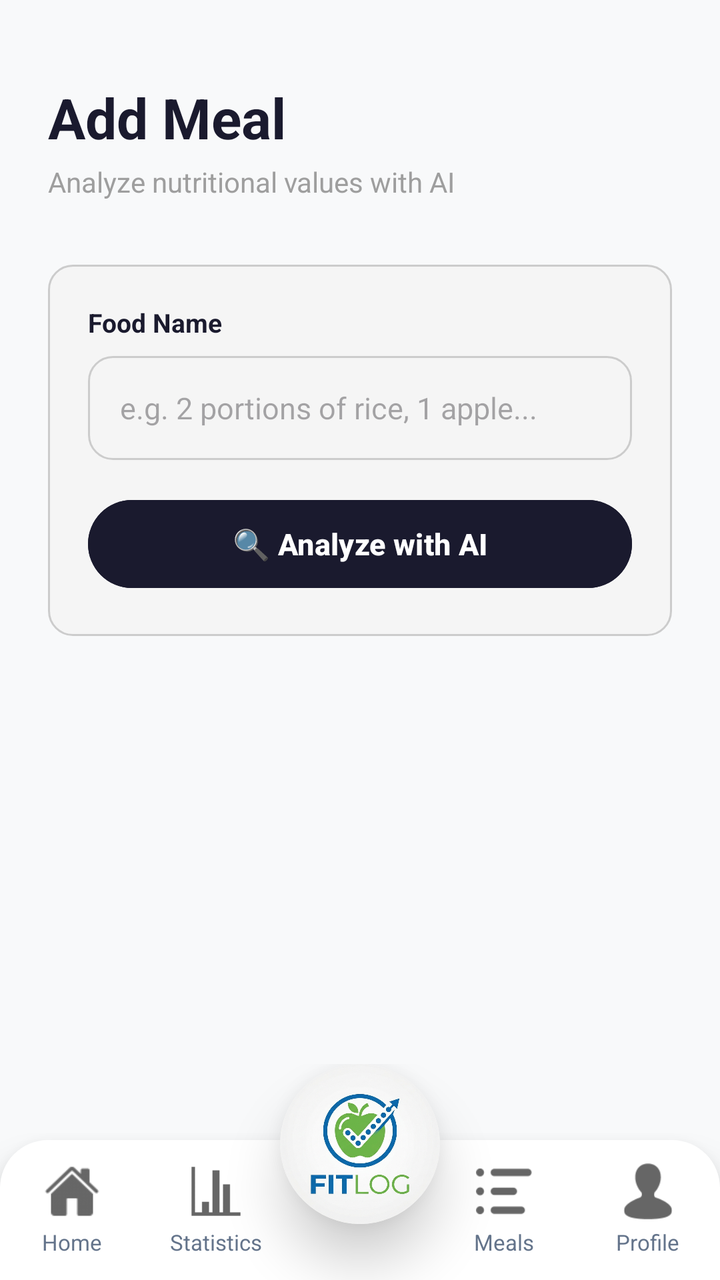
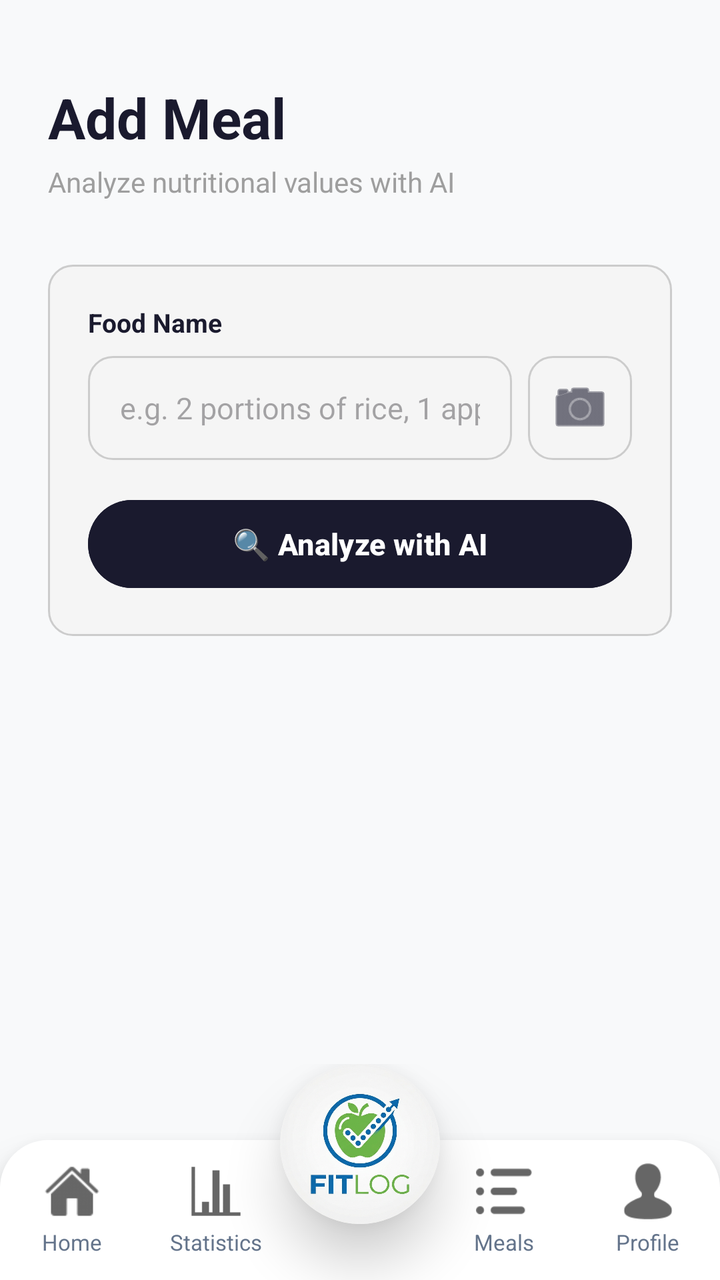

The first picture is an Android layout as it rendered before a commit; the second is the same layout after the commit. The layout source and the unified diff follow.
<!-- AndroidManifest.xml: application theme Theme.FitLog -->
<!-- res/layout/activity_add_meal.xml -->
<?xml version="1.0" encoding="utf-8"?>
<androidx.constraintlayout.widget.ConstraintLayout xmlns:android="http://schemas.android.com/apk/res/android"
    xmlns:app="http://schemas.android.com/apk/res-auto"
    xmlns:tools="http://schemas.android.com/tools"
    android:id="@+id/main"
    android:layout_width="match_parent"
    android:layout_height="match_parent"
    android:background="#F8F9FA"
    tools:context=".AddMeal">

    <androidx.core.widget.NestedScrollView
        android:layout_width="match_parent"
        android:layout_height="0dp"
        android:fillViewport="true"
        app:layout_constraintTop_toTopOf="parent"
        app:layout_constraintBottom_toTopOf="@id/navBarInclude">

        <LinearLayout
            android:layout_width="match_parent"
            android:layout_height="wrap_content"
            android:orientation="vertical"
            android:paddingStart="24dp"
            android:paddingEnd="24dp"
            android:paddingTop="40dp"
            android:paddingBottom="24dp">

            <TextView
                android:layout_width="wrap_content"
                android:layout_height="wrap_content"
                android:text="@string/add_meal_title"
                android:textSize="28sp"
                android:textStyle="bold"
                android:textColor="#1A1A2E"
                android:layout_marginBottom="4dp" />

            <TextView
                android:layout_width="wrap_content"
                android:layout_height="wrap_content"
                android:text="@string/add_meal_subtitle"
                android:textSize="14sp"
                android:textColor="#9E9E9E"
                android:layout_marginBottom="32dp" />

            <include
                android:id="@+id/includeNoInternet"
                layout="@layout/layout_no_internet" />

            <LinearLayout
                android:id="@+id/layoutInput"
                android:layout_width="match_parent"
                android:layout_height="wrap_content"
                android:orientation="vertical"
                android:background="@drawable/edittext_bg"
                android:padding="20dp"
                android:layout_marginBottom="16dp">

                <TextView
                    android:layout_width="wrap_content"
                    android:layout_height="wrap_content"
                    android:text="@string/add_meal_label_food_name"
                    android:textSize="13sp"
                    android:textStyle="bold"
                    android:textColor="#1A1A2E"
                    android:layout_marginBottom="8dp" />

                <EditText
                    android:id="@+id/etFood"
                    android:layout_width="match_parent"
                    android:layout_height="52dp"
                    android:hint="@string/add_meal_hint_food"
                    android:textSize="15sp"
                    android:paddingStart="16dp"
                    android:paddingEnd="16dp"
                    android:background="@drawable/edittext_bg"
                    android:textColor="#1A1A2E"
                    android:inputType="text"
                    android:layout_marginBottom="16dp" />

                <Button
                    android:id="@+id/btnAnalyze"
                    android:layout_width="match_parent"
                    android:layout_height="52dp"
                    android:text="@string/add_meal_btn_analyze"
                    android:textSize="15sp"
                    android:textStyle="bold"
                    android:textColor="#FFFFFF"
                    android:backgroundTint="#1A1A2E" />

            </LinearLayout>

            <com.airbnb.lottie.LottieAnimationView
                android:id="@+id/lottieAnimationView"
                android:layout_width="120dp"
                android:layout_height="120dp"
                android:layout_gravity="center"
                app:lottie_rawRes="@raw/loading"
                app:lottie_autoPlay="true"
                app:lottie_loop="true"
                android:visibility="gone"
                android:layout_marginBottom="8dp" />

            <LinearLayout
                android:id="@+id/cardResult"
                android:layout_width="match_parent"
                android:layout_height="wrap_content"
                android:orientation="vertical"
                android:background="@drawable/edittext_bg"
                android:padding="20dp"
                android:layout_marginBottom="16dp"
                android:visibility="gone">

                <LinearLayout
                    android:layout_width="match_parent"
                    android:layout_height="wrap_content"
                    android:orientation="horizontal"
                    android:gravity="center_vertical"
                    android:layout_marginBottom="16dp">

                    <TextView
                        android:layout_width="0dp"
                        android:layout_height="wrap_content"
                        android:layout_weight="1"
                        android:text="🍽️" />

                    <LinearLayout
                        android:layout_width="0dp"
                        android:layout_height="wrap_content"
                        android:layout_weight="9"
                        android:orientation="vertical">

                        <TextView
                            android:id="@+id/tvFoodName"
                            android:layout_width="wrap_content"
                            android:layout_height="wrap_content"
                            android:text="@string/add_meal_label_food_name"
                            android:textSize="18sp"
                            android:textStyle="bold"
                            android:textColor="#1A1A2E" />

                        <TextView
                            android:id="@+id/tvServingSize"
                            android:layout_width="wrap_content"
                            android:layout_height="wrap_content"
                            android:text="@string/add_meal_label_serving"
                            android:textSize="13sp"
                            android:textColor="#9E9E9E"
                            android:layout_marginTop="2dp" />

                    </LinearLayout>

                    <TextView
                        android:id="@+id/tvConfidence"
                        android:layout_width="wrap_content"
                        android:layout_height="wrap_content"
                        android:text="@string/add_meal_confidence_high"
                        android:textSize="11sp"
                        android:textStyle="bold"
                        android:textColor="#4CAF50"
                        android:background="@drawable/badge_green"
                        android:paddingStart="10dp"
                        android:paddingEnd="10dp"
                        android:paddingTop="4dp"
                        android:paddingBottom="4dp" />

                </LinearLayout>

                <View
                    android:layout_width="match_parent"
                    android:layout_height="1dp"
                    android:background="#F0F0F0"
                    android:layout_marginBottom="16dp" />

                <LinearLayout
                    android:layout_width="match_parent"
                    android:layout_height="wrap_content"
                    android:orientation="vertical"
                    android:gravity="center"
                    android:background="#E8F5E9"
                    android:padding="16dp"
                    android:layout_marginBottom="16dp">

                    <TextView
                        android:id="@+id/tvCalories"
                        android:layout_width="wrap_content"
                        android:layout_height="wrap_content"
                        android:text="0"
                        android:textSize="42sp"
                        android:textStyle="bold"
                        android:textColor="#4CAF50" />

                    <TextView
                        android:layout_width="wrap_content"
                        android:layout_height="wrap_content"
                        android:text="@string/unit_kcal"
                        android:textSize="14sp"
                        android:textColor="#4CAF50" />

                </LinearLayout>

                <LinearLayout
                    android:layout_width="match_parent"
                    android:layout_height="wrap_content"
                    android:orientation="horizontal"
                    android:layout_marginBottom="8dp">

                    <LinearLayout
                        android:layout_width="0dp"
                        android:layout_height="wrap_content"
                        android:layout_weight="1"
                        android:orientation="vertical"
                        android:gravity="center"
                        android:background="@drawable/edittext_bg"
                        android:padding="12dp"
                        android:layout_marginEnd="6dp">

                        <TextView
                            android:id="@+id/tvProtein"
                            android:layout_width="wrap_content"
                            android:layout_height="wrap_content"
                            android:text="0g"
                            android:textSize="18sp"
                            android:textStyle="bold"
                            android:textColor="#1A1A2E" />

                        <TextView
                            android:layout_width="wrap_content"
                            android:layout_height="wrap_content"
                            android:text="@string/add_meal_macro_protein"
                            android:textSize="11sp"
                            android:textColor="#9E9E9E"
                            android:layout_marginTop="2dp" />
                    </LinearLayout>

                    <LinearLayout
                        android:layout_width="0dp"
                        android:layout_height="wrap_content"
                        android:layout_weight="1"
                        android:orientation="vertical"
                        android:gravity="center"
                        android:background="@drawable/edittext_bg"
                        android:padding="12dp"
                        android:layout_marginStart="3dp"
                        android:layout_marginEnd="3dp">

                        <TextView
                            android:id="@+id/tvCarbs"
                            android:layout_width="wrap_content"
                            android:layout_height="wrap_content"
                            android:text="0g"
                            android:textSize="18sp"
                            android:textStyle="bold"
                            android:textColor="#1A1A2E" />

                        <TextView
                            android:layout_width="wrap_content"
                            android:layout_height="wrap_content"
                            android:text="@string/add_meal_macro_carbs"
                            android:textSize="11sp"
                            android:textColor="#9E9E9E"
                            android:layout_marginTop="2dp" />
                    </LinearLayout>

                    <LinearLayout
                        android:layout_width="0dp"
                        android:layout_height="wrap_content"
                        android:layout_weight="1"
                        android:orientation="vertical"
                        android:gravity="center"
                        android:background="@drawable/edittext_bg"
                        android:padding="12dp"
                        android:layout_marginStart="6dp">

                        <TextView
                            android:id="@+id/tvFat"
                            android:layout_width="wrap_content"
                            android:layout_height="wrap_content"
                            android:text="0g"
                            android:textSize="18sp"
                            android:textStyle="bold"
                            android:textColor="#1A1A2E" />

                        <TextView
                            android:layout_width="wrap_content"
                            android:layout_height="wrap_content"
                            android:text="@string/add_meal_macro_fat"
                            android:textSize="11sp"
                            android:textColor="#9E9E9E"
                            android:layout_marginTop="2dp" />
                    </LinearLayout>
                </LinearLayout>

                <LinearLayout
                    android:layout_width="match_parent"
                    android:layout_height="52dp"
                    android:orientation="horizontal"
                    android:gravity="center_vertical"
                    android:background="@drawable/edittext_bg"
                    android:paddingStart="16dp"
                    android:paddingEnd="16dp"
                    android:layout_marginTop="8dp">

                    <TextView
                        android:layout_width="0dp"
                        android:layout_height="wrap_content"
                        android:layout_weight="1"
                        android:text="@string/add_meal_macro_fiber"
                        android:textSize="14sp"
                        android:textStyle="bold"
                        android:textColor="#1A1A2E" />

                    <TextView
                        android:id="@+id/tvFiber"
                        android:layout_width="wrap_content"
                        android:layout_height="wrap_content"
                        android:text="0g"
                        android:textSize="14sp"
                        android:textColor="#9E9E9E" />
                </LinearLayout>

            </LinearLayout>

            <Button
                android:id="@+id/btnSave"
                android:layout_width="match_parent"
                android:layout_height="52dp"
                android:text="@string/add_meal_btn_save"
                android:textSize="16sp"
                android:textStyle="bold"
                android:textColor="#FFFFFF"
                android:backgroundTint="#4CAF50"
                android:visibility="gone" />

        </LinearLayout>

    </androidx.core.widget.NestedScrollView>

    <include
        android:id="@+id/navBarInclude"
        layout="@layout/nav_bar"
        android:layout_width="match_parent"
        android:layout_height="wrap_content"
        app:layout_constraintBottom_toBottomOf="parent" />

</androidx.constraintlayout.widget.ConstraintLayout>
<!-- res/layout/layout_no_internet.xml (included above) -->
<?xml version="1.0" encoding="utf-8"?>
<LinearLayout xmlns:android="http://schemas.android.com/apk/res/android"
    android:id="@+id/layoutNoInternet"
    android:layout_width="match_parent"
    android:layout_height="match_parent"
    android:orientation="vertical"
    android:gravity="center"
    android:padding="32dp"
    android:visibility="gone">

    <TextView
        android:layout_width="wrap_content"
        android:layout_height="wrap_content"
        android:text="📡"
        android:textSize="72sp"
        android:alpha="0.7"
        android:layout_marginBottom="24dp" />

    <TextView
        android:layout_width="match_parent"
        android:layout_height="wrap_content"
        android:text="@string/no_internet_title"
        android:textSize="22sp"
        android:textStyle="bold"
        android:textColor="#1A1A2E"
        android:gravity="center"
        android:layout_marginBottom="8dp" />

    <TextView
        android:layout_width="match_parent"
        android:layout_height="wrap_content"
        android:text="@string/no_internet_subtitle"
        android:textSize="15sp"
        android:textColor="#9E9E9E"
        android:gravity="center"
        android:layout_marginBottom="32dp" />

    <Button
        android:id="@+id/btnRetryInternet"
        android:layout_width="wrap_content"
        android:layout_height="52dp"
        android:text="@string/action_retry"
        android:textSize="16sp"
        android:textStyle="bold"
        android:textColor="#FFFFFF"
        android:backgroundTint="#1A1A2E"
        android:paddingStart="40dp"
        android:paddingEnd="40dp" />

</LinearLayout>
<!-- res/layout/nav_bar.xml (included above) -->
<?xml version="1.0" encoding="utf-8"?>
<androidx.constraintlayout.widget.ConstraintLayout xmlns:android="http://schemas.android.com/apk/res/android"
    android:layout_width="match_parent"
    android:layout_height="match_parent"
    xmlns:app="http://schemas.android.com/apk/res-auto">

    <LinearLayout
        android:id="@+id/bottom_bar_container"
        android:layout_width="match_parent"
        android:layout_height="70dp"
        android:orientation="horizontal"
        android:background="@drawable/nav_bar_bg"
        android:weightSum="5"
        android:elevation="12dp"
        android:paddingVertical="8dp"
        app:layout_constraintBottom_toBottomOf="parent"
        app:layout_constraintStart_toStartOf="parent"
        app:layout_constraintEnd_toEndOf="parent">

        <LinearLayout
            android:layout_width="0dp"
            android:clickable="true"
            android:focusable="true"
            android:onClick="navHomePage"
            android:layout_height="match_parent"
            android:layout_weight="1"
            android:orientation="vertical"
            android:gravity="center"
            android:background="?attr/selectableItemBackgroundBorderless">

            <ImageView
                android:layout_width="28dp"
                android:layout_height="28dp"
                android:src="@drawable/mainpage"
                android:alpha="0.6"
                android:contentDescription="Home Page"/>

            <TextView
                android:layout_width="wrap_content"
                android:layout_height="wrap_content"
                android:layout_marginTop="4dp"
                android:text="@string/nav_home"
                android:textSize="11sp"
                android:textAlignment="center"
                android:textColor="#64748B"/>
        </LinearLayout>

        <LinearLayout
            android:layout_width="0dp"
            android:layout_height="match_parent"
            android:clickable="true"
            android:focusable="true"
            android:onClick="navStatistic"
            android:layout_weight="1"
            android:orientation="vertical"
            android:gravity="center"
            android:background="?attr/selectableItemBackgroundBorderless">

            <ImageView
                android:layout_width="28dp"
                android:layout_height="28dp"
                android:src="@drawable/statistic"
                android:alpha="0.6"
                android:contentDescription="Quiz"/>

            <TextView
                android:layout_width="wrap_content"
                android:layout_height="wrap_content"
                android:layout_marginTop="4dp"
                android:text="@string/nav_statistics"
                android:textSize="11sp"
                android:textColor="#64748B"/>
        </LinearLayout>

        <View
            android:layout_width="0dp"
            android:layout_height="match_parent"
            android:layout_weight="1"/>

        <LinearLayout
            android:layout_width="0dp"
            android:layout_height="match_parent"
            android:layout_weight="1"
            android:orientation="vertical"
            android:clickable="true"
            android:focusable="true"
            android:onClick="navMealList"
            android:gravity="center"
            android:background="?attr/selectableItemBackgroundBorderless">

            <ImageView
                android:layout_width="28dp"
                android:layout_height="28dp"
                android:src="@drawable/list"
                android:alpha="0.6"
                android:contentDescription="Education"/>

            <TextView
                android:layout_width="wrap_content"
                android:layout_height="wrap_content"
                android:layout_marginTop="4dp"
                android:text="@string/nav_meals"
                android:textSize="11sp"
                android:textColor="#64748B"/>
        </LinearLayout>

        <LinearLayout
            android:layout_width="0dp"
            android:layout_height="match_parent"
            android:layout_weight="1"
            android:orientation="vertical"
            android:clickable="true"
            android:focusable="true"
            android:onClick="navProfile"
            android:gravity="center"
            android:background="?attr/selectableItemBackgroundBorderless">

            <ImageView
                android:layout_width="28dp"
                android:layout_height="28dp"
                android:src="@drawable/profile"
                android:alpha="0.6"
                android:contentDescription="About Us"/>

            <TextView
                android:layout_width="wrap_content"
                android:layout_height="wrap_content"
                android:layout_marginTop="4dp"
                android:text="@string/nav_profile"
                android:textAlignment="center"
                android:textSize="11sp"
                android:textColor="#64748B"/>
        </LinearLayout>

    </LinearLayout>

    
    <androidx.cardview.widget.CardView
        android:layout_width="80dp"
        android:layout_height="80dp"
        android:layout_marginBottom="28dp"
        app:cardCornerRadius="40dp"
        app:cardElevation="16dp"
        app:cardBackgroundColor="@android:color/white"
        app:layout_constraintBottom_toBottomOf="parent"
        app:layout_constraintStart_toStartOf="parent"
        app:layout_constraintEnd_toEndOf="parent">

        <ImageView
            android:id="@+id/center_logo"
            android:clickable="true"
            android:focusable="true"
            android:onClick="navHomePage"
            android:layout_width="match_parent"
            android:layout_height="match_parent"
            android:src="@drawable/applogo"
            android:scaleType="centerCrop"
            android:contentDescription="Center Logo"/>

    </androidx.cardview.widget.CardView>

</androidx.constraintlayout.widget.ConstraintLayout>
<!-- resources referenced by this layout -->
<resources>
  <!-- drawable applogo: png bitmap (drawable, 927658 bytes) -->
  <!-- drawable badge_green (drawable) -->
  <?xml version="1.0" encoding="utf-8"?>
  <shape xmlns:android="http://schemas.android.com/apk/res/android"
      android:shape="rectangle">
      <solid android:color="#E8F5E9" />
      <corners android:radius="20dp" />
  </shape>
  <!-- drawable edittext_bg (drawable) -->
  <?xml version="1.0" encoding="utf-8"?>
  <selector xmlns:android="http://schemas.android.com/apk/res/android">
  
      
      <item android:state_focused="true">
          <shape>
              <solid android:color="#FFFFFF"/>
              <corners android:radius="12dp"/>
              <stroke
                  android:width="2dp"
                  android:color="#4CAF50"/>
              <padding
                  android:left="12dp"
                  android:right="12dp"
                  android:top="12dp"
                  android:bottom="12dp"/>
          </shape>
      </item>
  
      
      <item>
          <shape>
              <solid android:color="#F5F5F5"/>
              <corners android:radius="12dp"/>
              <stroke
                  android:width="1dp"
                  android:color="#CCCCCC"/>
              <padding
                  android:left="12dp"
                  android:right="12dp"
                  android:top="12dp"
                  android:bottom="12dp"/>
          </shape>
      </item>
  
  </selector>
  <!-- drawable list: png bitmap (drawable, 725 bytes) -->
  <!-- drawable mainpage: png bitmap (drawable, 942 bytes) -->
  <!-- drawable nav_bar_bg (drawable) -->
  <?xml version="1.0" encoding="utf-8"?>
  <shape xmlns:android="http://schemas.android.com/apk/res/android"
      android:shape="rectangle">
      <solid android:color="#FFFFFF" />
      <corners
          android:topLeftRadius="24dp"
          android:topRightRadius="24dp" />
  </shape>
  <!-- drawable profile: png bitmap (drawable, 763 bytes) -->
  <!-- drawable statistic: png bitmap (drawable, 151 bytes) -->
  <string name="action_retry">Retry</string>
  <string name="add_meal_btn_analyze">🔍 Analyze with AI</string>
  <string name="add_meal_btn_save">Save Meal</string>
  <string name="add_meal_confidence_high">High Confidence</string>
  <string name="add_meal_hint_food">e.g. 2 portions of rice, 1 apple...</string>
  <string name="add_meal_label_food_name">Food Name</string>
  <string name="add_meal_label_serving">Serving</string>
  <string name="add_meal_macro_carbs">Carbs</string>
  <string name="add_meal_macro_fat">Fat</string>
  <string name="add_meal_macro_fiber">🌾 Fiber</string>
  <string name="add_meal_macro_protein">Protein</string>
  <string name="add_meal_subtitle">Analyze nutritional values with AI</string>
  <string name="add_meal_title">Add Meal</string>
  <string name="nav_home">Home</string>
  <string name="nav_meals">Meals</string>
  <string name="nav_profile">Profile</string>
  <string name="nav_statistics">Statistics</string>
  <string name="no_internet_subtitle">Please check your connection to use AI features.</string>
  <string name="no_internet_title">No Internet Connection</string>
  <string name="unit_kcal"> kcal</string>
  <style name="Theme.FitLog" parent="Base.Theme.FitLog" />
  <style name="Base.Theme.FitLog" parent="Theme.Material3.Light.NoActionBar">
          
          
      </style>
</resources>

<!-- the commit's change to res/layout/activity_add_meal.xml (unified diff, before → after) -->
@@ -63,18 +63,61 @@
                     android:textColor="#1A1A2E"
                     android:layout_marginBottom="8dp" />
 
-                <EditText
-                    android:id="@+id/etFood"
-                    android:layout_width="match_parent"
-                    android:layout_height="52dp"
-                    android:hint="@string/add_meal_hint_food"
-                    android:textSize="15sp"
-                    android:paddingStart="16dp"
-                    android:paddingEnd="16dp"
-                    android:background="@drawable/edittext_bg"
-                    android:textColor="#1A1A2E"
-                    android:inputType="text"
-                    android:layout_marginBottom="16dp" />
+                <LinearLayout
+                    android:layout_width="match_parent"
+                    android:layout_height="wrap_content"
+                    android:orientation="horizontal"
+                    android:gravity="center_vertical"
+                    android:layout_marginBottom="16dp">
+
+                    <EditText
+                        android:id="@+id/etFood"
+                        android:layout_width="0dp"
+                        android:layout_height="52dp"
+                        android:layout_weight="1"
+                        android:hint="@string/add_meal_hint_food"
+                        android:textSize="15sp"
+                        android:paddingStart="16dp"
+                        android:paddingEnd="16dp"
+                        android:background="@drawable/edittext_bg"
+                        android:textColor="#1A1A2E"
+                        android:inputType="text" />
+
+                    <ImageButton
+                        android:id="@+id/btnCamera"
+                        android:layout_width="52dp"
+                        android:layout_height="52dp"
+                        android:layout_marginStart="8dp"
+                        android:background="@drawable/edittext_bg"
+                        android:src="@android:drawable/ic_menu_camera"
+                        app:tint="#1A1A2E"
+                        android:contentDescription="Fotoğraf Çek" />
+                </LinearLayout>
+
+                <FrameLayout
+                    android:id="@+id/layoutPreview"
+                    android:layout_width="match_parent"
+                    android:layout_height="wrap_content"
+                    android:layout_marginBottom="16dp"
+                    android:visibility="gone">
+
+                    <ImageView
+                        android:id="@+id/ivPreview"
+                        android:layout_width="match_parent"
+                        android:layout_height="200dp"
+                        android:scaleType="centerCrop" />
+
+                    <ImageButton
+                        android:id="@+id/btnRemoveImage"
+                        android:layout_width="32dp"
+                        android:layout_height="32dp"
+                        android:layout_gravity="top|end"
+                        android:layout_margin="8dp"
+                        android:background="@drawable/edittext_bg"
+                        android:src="@android:drawable/ic_menu_close_clear_cancel"
+                        app:tint="#1A1A2E"
+                        android:contentDescription="Fotoğrafı Sil" />
+                </FrameLayout>
 
                 <Button
                     android:id="@+id/btnAnalyze"
